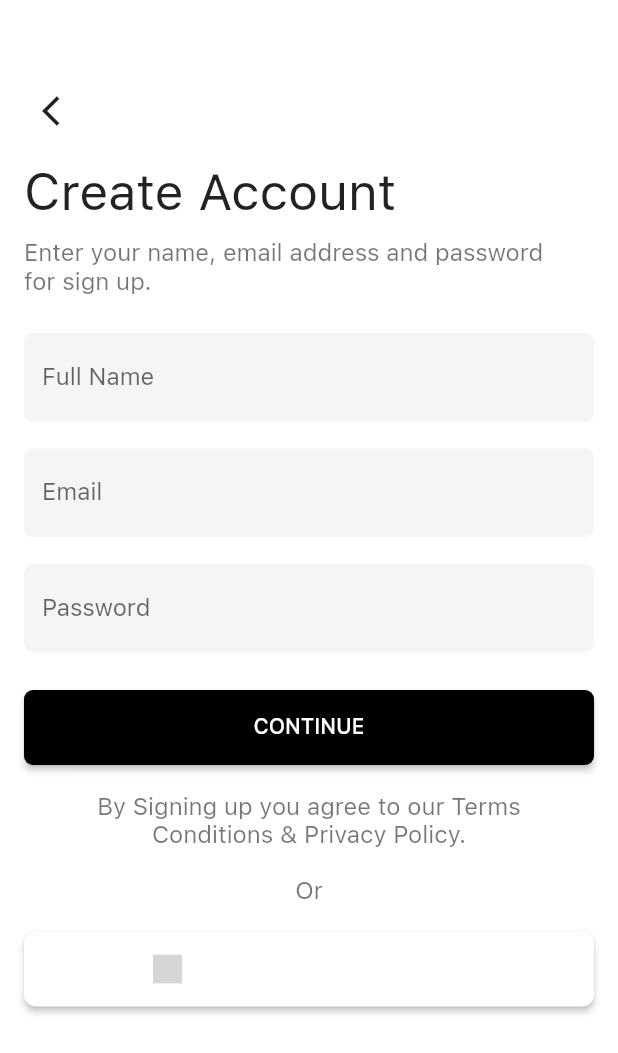
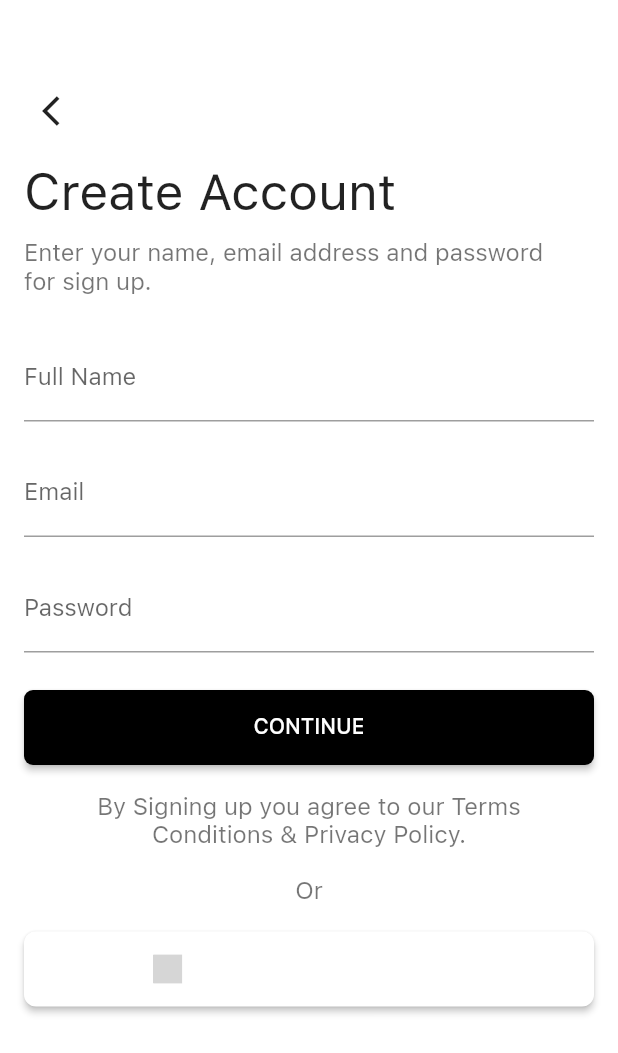
Before and after one commit to fahadimran7/stacked-auth-boilerplate, a Flutter app: the CreateAccountView screen opened by its route, on a phone screen of 412 x 824 dp. Shown: the top 1053 px of the screen. Run offline on Flutter 3.47's test engine with Material 2 defaults, Android fonts, the light colour scheme and no system bars; our stand-ins replace auth_buttons, cloud_firestore, firebase_core, freezed_annotation, logger, stacked and 2 more; missing offline and left inert: stacked_firebase_auth; accounts and stored records are empty; generated files the repository leaves out were written again; grey boxes are pictures that could not be loaded.

```diff
--- a/lib/ui/create_account/create_account_view.dart
+++ b/lib/ui/create_account/create_account_view.dart
@@ -38,7 +38,6 @@ class CreateAccountView extends StatelessWidget with $CreateAccountView {
                 InputField(
                   controller: fullNameController,
                   label: 'Full Name',
-                  hint: 'Full Name',
                   keyboardType: TextInputType.text,
                   isPassword: false,
                 ),
@@ -46,7 +45,6 @@ class CreateAccountView extends StatelessWidget with $CreateAccountView {
                 InputField(
                   controller: emailController,
                   label: 'Email',
-                  hint: 'Email',
                   keyboardType: TextInputType.emailAddress,
                   isPassword: false,
                 ),
@@ -54,7 +52,6 @@ class CreateAccountView extends StatelessWidget with $CreateAccountView {
                 InputField(
                   controller: passwordController,
                   label: 'Password',
-                  hint: 'Password',
                   keyboardType: TextInputType.visiblePassword,
                   isPassword: true,
                 ),
--- a/lib/ui/login/login_view.dart
+++ b/lib/ui/login/login_view.dart
@@ -37,7 +37,6 @@ class LoginView extends StatelessWidget with $LoginView {
                 InputField(
                   controller: emailController,
                   label: 'Email',
-                  hint: 'Email',
                   keyboardType: TextInputType.emailAddress,
                   isPassword: false,
                 ),
@@ -45,7 +44,6 @@ class LoginView extends StatelessWidget with $LoginView {
                 InputField(
                   controller: passwordController,
                   label: 'Password',
-                  hint: 'Password',
                   keyboardType: TextInputType.visiblePassword,
                   isPassword: true,
                 ),
--- a/lib/ui/shared/widgets/input_field.dart
+++ b/lib/ui/shared/widgets/input_field.dart
@@ -1,19 +1,16 @@
 import 'package:flutter/material.dart';
-import 'package:stacked_architecture/ui/shared/styles/app_colors.dart';
 
 class InputField extends StatelessWidget {
   const InputField({
     Key? key,
     required this.controller,
     required this.label,
-    required this.hint,
     required this.keyboardType,
     required this.isPassword,
   }) : super(key: key);
 
   final TextEditingController controller;
   final String label;
-  final String hint;
   final TextInputType keyboardType;
   final bool isPassword;
 
@@ -21,25 +18,7 @@ class InputField extends StatelessWidget {
   Widget build(BuildContext context) {
     return TextFormField(
       decoration: InputDecoration(
-        border: OutlineInputBorder(
-          borderRadius: BorderRadius.circular(6),
-          borderSide: const BorderSide(
-            width: 0,
-            style: BorderStyle.none,
-          ),
-        ),
-        floatingLabelBehavior: FloatingLabelBehavior.never,
-        focusedBorder: OutlineInputBorder(
-          borderRadius: BorderRadius.circular(6),
-          borderSide: const BorderSide(
-            style: BorderStyle.solid,
-            color: Colors.transparent,
-          ),
-        ),
-        fillColor: kcLightGreyColor,
-        filled: true,
         labelText: label,
-        hintText: hint,
       ),
       keyboardType: keyboardType,
       controller: controller,
```
Also changed, not shown: 7 other files.
